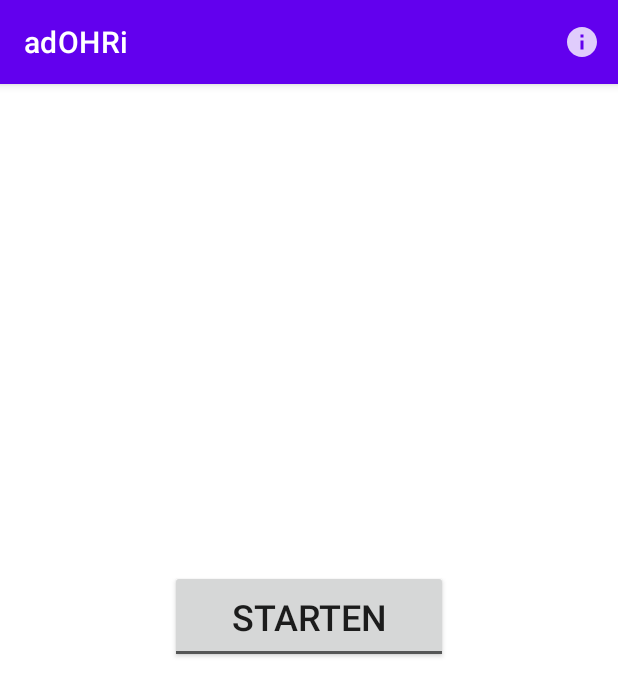
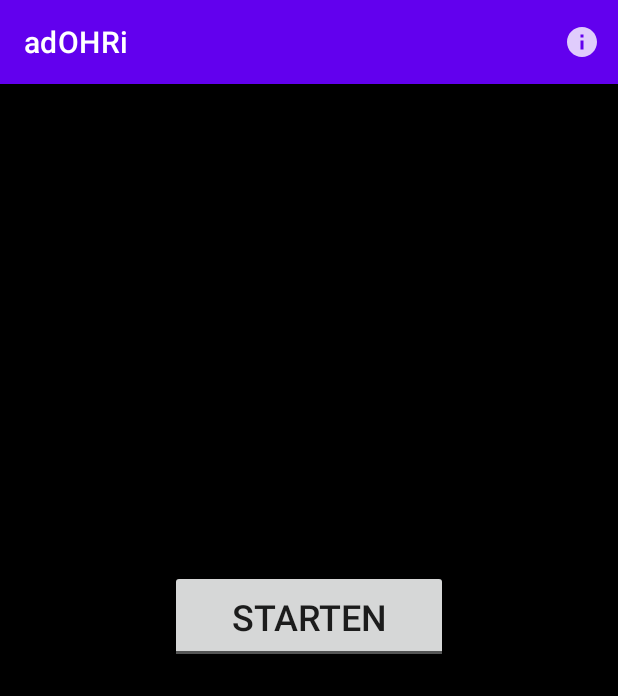
Before and after one commit to jilipop/adOHRi-Android, an Android app: the screen it shows after launch (MainActivity), on a phone screen of 412 x 824 dp. Shown: the top 696 px of the screen. Run offline under Robolectric (Android 15) with nearby library versions, the phone set to English and light mode, and no system bars; 1 statement that could not run was skipped.

Commit message:
set background to always be black

```diff
--- a/app/src/main/res/layout/activity_info.xml
+++ b/app/src/main/res/layout/activity_info.xml
@@ -5,6 +5,7 @@
         xmlns:app="http://schemas.android.com/apk/res-auto"
         android:layout_width="match_parent"
         android:layout_height="match_parent"
+        android:background="@color/black"
         tools:context=".InfoActivity">
 
     <!-- TODO: nasty repetition here. Define once and include here and in main activity -->
--- a/app/src/main/res/layout/activity_licenses.xml
+++ b/app/src/main/res/layout/activity_licenses.xml
@@ -22,6 +22,7 @@
             app:layout_constraintVertical_bias="0.0"/>
 
     <WebView
+            android:background="@color/black"
             android:id="@+id/licenses_view"
             android:layout_width="0dp"
             android:layout_height="0dp"
--- a/app/src/main/res/layout/activity_main.xml
+++ b/app/src/main/res/layout/activity_main.xml
@@ -5,6 +5,7 @@
         xmlns:app="http://schemas.android.com/apk/res-auto"
         android:layout_width="match_parent"
         android:layout_height="match_parent"
+        android:background="@color/black"
         tools:context=".MainActivity">
 
     <androidx.appcompat.widget.Toolbar
```
